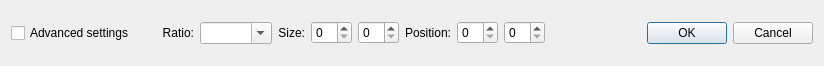
This is lib/crop/cropwidget.ui in KDE/gwenview as Qt 5 draws it before an edit. The edited form follows.
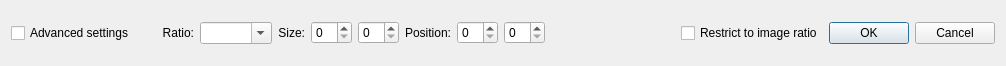
This is the edited form.

Commit message: Add ability to constrain crop tool to current image ratio

```diff
--- a/lib/crop/cropwidget.ui
+++ b/lib/crop/cropwidget.ui
@@ -6,7 +6,7 @@
    <rect>
     <x>0</x>
     <y>0</y>
-    <width>824</width>
+    <width>1006</width>
     <height>66</height>
    </rect>
   </property>
@@ -160,6 +160,13 @@
      </property>
     </spacer>
    </item>
+   <item>
+    <widget class="QCheckBox" name="restrictToImageRatioCheckBox">
+     <property name="text">
+      <string>Restrict to image ratio</string>
+     </property>
+    </widget>
+   </item>
    <item>
     <widget class="QDialogButtonBox" name="dialogButtonBox">
      <property name="standardButtons">
```
The commit also changes 5 other files.
